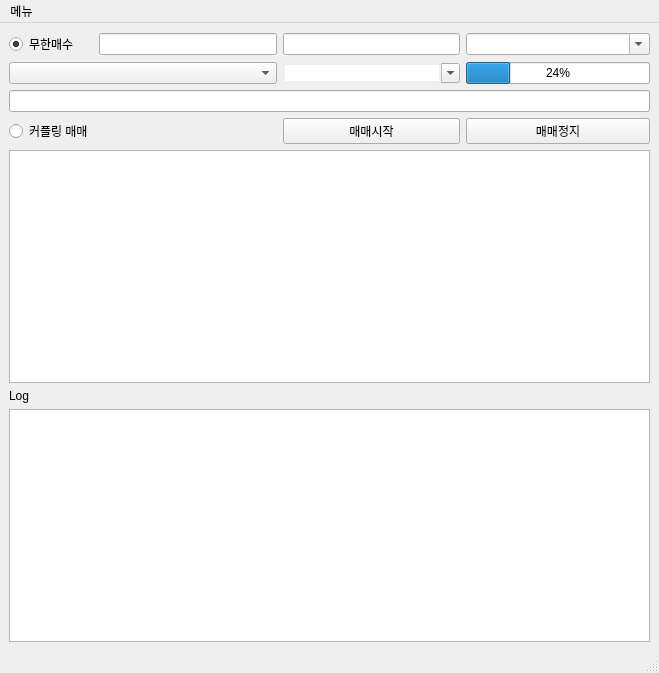
Old version of the form ui/main.ui in the repository hanwool26/coin_trader.
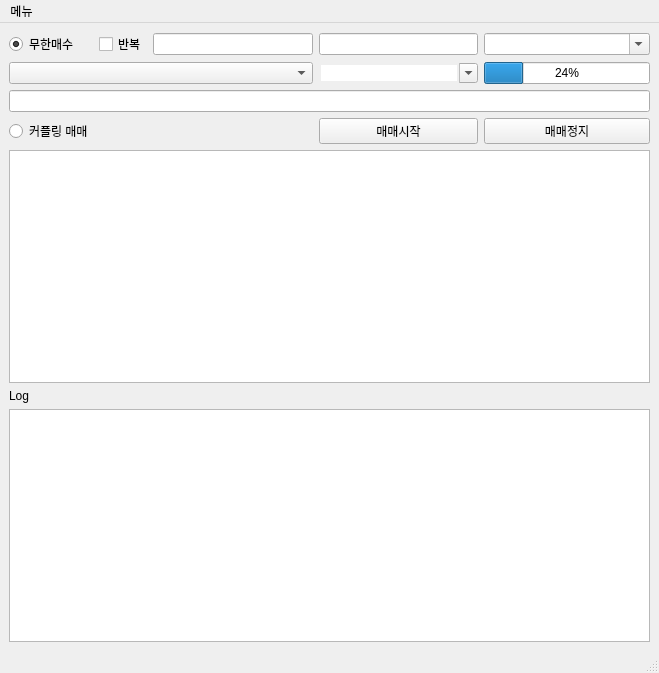
New version of the form.

Commit message: threading error is fixed and repeat condition is added.

The edit to the form file:
```diff
--- a/ui/main.ui
+++ b/ui/main.ui
@@ -16,40 +16,17 @@
   <widget class="QWidget" name="centralwidget">
    <layout class="QVBoxLayout" name="verticalLayout">
     <item>
-     <layout class="QGridLayout" name="gridLayout" rowstretch="1,0,0,0,0,0,0,0,0" columnstretch="0,1,1,1,0">
-      <item row="1" column="2">
-       <widget class="QComboBox" name="interval_comboBox">
-        <property name="autoFillBackground">
-         <bool>false</bool>
-        </property>
-        <property name="editable">
-         <bool>true</bool>
-        </property>
-        <property name="currentText">
-         <string/>
-        </property>
-        <property name="currentIndex">
-         <number>-1</number>
-        </property>
-        <property name="frame">
-         <bool>false</bool>
-        </property>
-       </widget>
+     <layout class="QGridLayout" name="gridLayout" rowstretch="1,0,0,0,0,0,0,0,0" columnstretch="0,0,1,1,1,0">
+      <item row="8" column="0" colspan="6">
+       <widget class="QTextBrowser" name="log_view"/>
       </item>
-      <item row="0" column="3" colspan="2">
-       <widget class="QComboBox" name="asset_rate_comboBox">
-        <property name="editable">
-         <bool>true</bool>
-        </property>
-       </widget>
+      <item row="6" column="0" colspan="6">
+       <widget class="QTableWidget" name="list_view"/>
       </item>
-      <item row="1" column="0" colspan="2">
-       <widget class="QComboBox" name="coin_comboBox"/>
-      </item>
-      <item row="1" column="3" colspan="2">
-       <widget class="QProgressBar" name="progressBar">
-        <property name="value">
-         <number>24</number>
+      <item row="3" column="4" colspan="2">
+       <widget class="QPushButton" name="stop_btn">
+        <property name="text">
+         <string>매매정지</string>
         </property>
        </widget>
       </item>
@@ -63,9 +40,29 @@
         </property>
        </widget>
       </item>
-      <item row="0" column="2">
+      <item row="0" column="3">
        <widget class="QLineEdit" name="invest_asset_lineEdit"/>
       </item>
+      <item row="1" column="0" colspan="3">
+       <widget class="QComboBox" name="coin_comboBox"/>
+      </item>
+      <item row="1" column="4" colspan="2">
+       <widget class="QProgressBar" name="progressBar">
+        <property name="value">
+         <number>24</number>
+        </property>
+       </widget>
+      </item>
+      <item row="3" column="0">
+       <widget class="QRadioButton" name="couple_r_btn">
+        <property name="text">
+         <string>커플링 매매</string>
+        </property>
+       </widget>
+      </item>
+      <item row="0" column="2">
+       <widget class="QLineEdit" name="asset_info"/>
+      </item>
       <item row="7" column="0">
        <widget class="QLabel" name="label">
         <property name="text">
@@ -73,39 +70,49 @@
         </property>
        </widget>
       </item>
-      <item row="2" column="0" colspan="5">
+      <item row="2" column="0" colspan="6">
        <widget class="QLineEdit" name="profit_lineEdit"/>
       </item>
-      <item row="0" column="1">
-       <widget class="QLineEdit" name="asset_info"/>
-      </item>
-      <item row="3" column="0">
-       <widget class="QRadioButton" name="couple_r_btn">
-        <property name="text">
-         <string>커플링 매매</string>
+      <item row="0" column="4" colspan="2">
+       <widget class="QComboBox" name="asset_rate_comboBox">
+        <property name="editable">
+         <bool>true</bool>
         </property>
        </widget>
       </item>
-      <item row="6" column="0" colspan="5">
-       <widget class="QTableWidget" name="list_view"/>
-      </item>
-      <item row="8" column="0" colspan="5">
-       <widget class="QTextBrowser" name="log_view"/>
-      </item>
-      <item row="3" column="3" colspan="2">
-       <widget class="QPushButton" name="stop_btn">
-        <property name="text">
-         <string>매매정지</string>
+      <item row="1" column="3">
+       <widget class="QComboBox" name="interval_comboBox">
+        <property name="autoFillBackground">
+         <bool>false</bool>
         </property>
+        <property name="editable">
+         <bool>true</bool>
+        </property>
+        <property name="currentText">
+         <string/>
+        </property>
+        <property name="currentIndex">
+         <number>-1</number>
+        </property>
+        <property name="frame">
+         <bool>false</bool>
+        </property>
        </widget>
       </item>
-      <item row="3" column="2">
+      <item row="3" column="3">
        <widget class="QPushButton" name="trade_btn">
         <property name="text">
          <string>매매시작</string>
         </property>
        </widget>
       </item>
+      <item row="0" column="1">
+       <widget class="QCheckBox" name="repeat_checkBox">
+        <property name="text">
+         <string>반복</string>
+        </property>
+       </widget>
+      </item>
      </layout>
     </item>
    </layout>
```
The commit also changes 2 other files.
